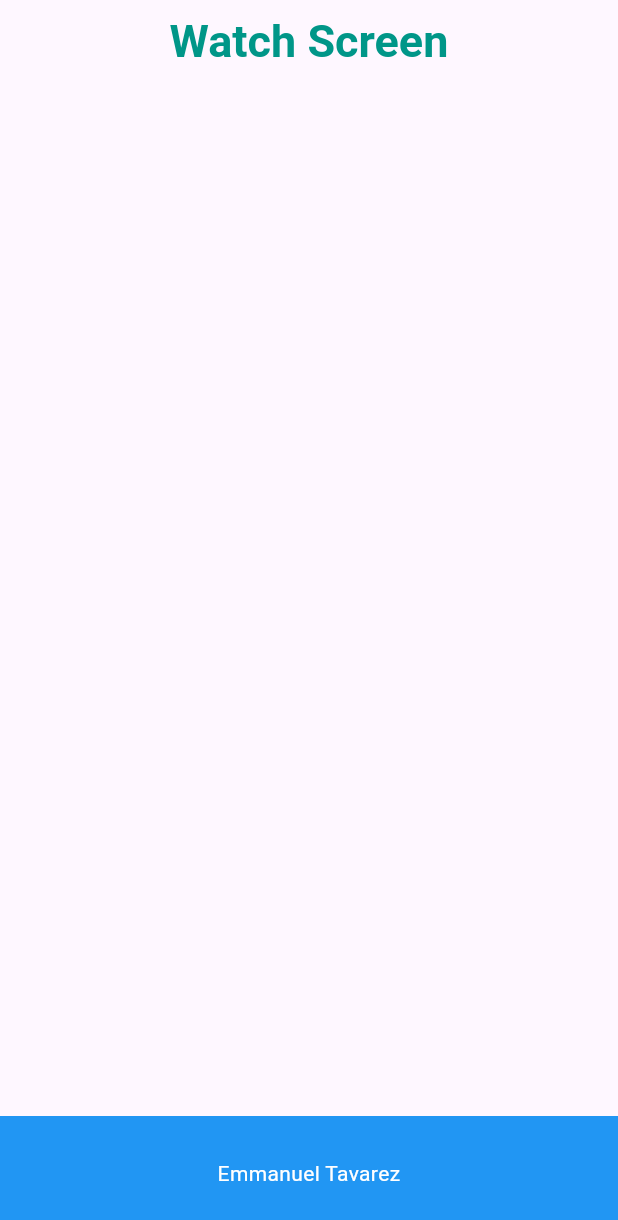
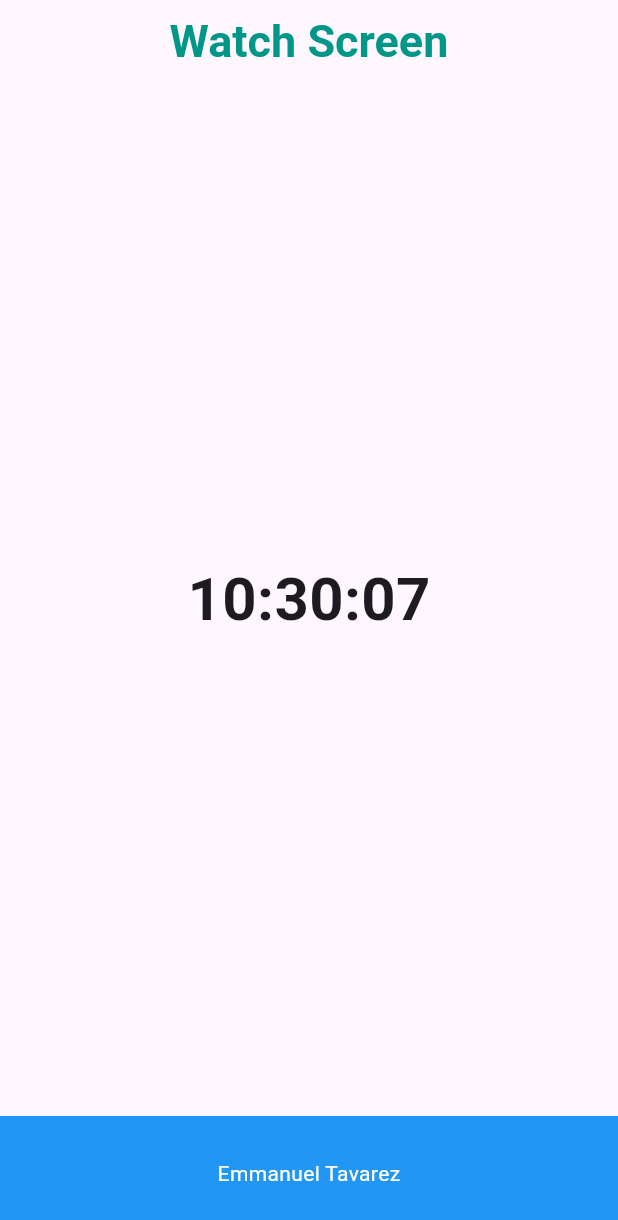
Before and after one commit to etv18/reloj_flutter, a Flutter app: the screen it shows after launch, on a phone screen of 412 x 824 dp. Shown: the top 1220 px of the screen. Run offline on Flutter 3.47's test engine with Material 3 defaults, Android fonts, the light colour scheme and no system bars; our stand-ins replace flutter_bloc.

Commit message:
Clock screen finished

```diff
--- a/lib/controllers/clockCubit/clock_cubit.dart
+++ b/lib/controllers/clockCubit/clock_cubit.dart
@@ -0,0 +1,36 @@
+import 'dart:async';
+import 'package:flutter_bloc/flutter_bloc.dart';
+
+class ClockCubit extends Cubit<DateTime> {
+  Timer? _timer;
+
+  ///Clock is inicialized calling an initial state
+  ///from the parent class DateTime in the super
+  ///constructor as it's been shown below
+  ClockCubit() : super(DateTime.now());
+
+  void startClock() {
+    ///emiting the initial state
+    emit(DateTime.now());
+
+    _timer = Timer.periodic(Duration(seconds: 1), (_) {
+      ///every second the timer will emit the current Time
+      emit(DateTime.now());
+    });
+  }
+
+  String formatTime(DateTime time) {
+    ///This basically will add 0 everytime a hour, min or sec reach a 0 value
+    ///instead of presenting nothing it will add 1 or 2 zeros
+    return "${time.hour.toString().padLeft(2, '0')}:"
+        "${time.minute.toString().padLeft(2, '0')}:"
+        "${time.second.toString().padLeft(2, '0')}";
+  }
+
+  @override
+  Future<void> close() {
+    ///This function will stop the timer when the cubit is closed
+    _timer?.cancel();
+    return super.close();
+  }
+}
--- a/lib/screens/clock_screen.dart
+++ b/lib/screens/clock_screen.dart
@@ -1,4 +1,6 @@
 import 'package:flutter/material.dart';
+import 'package:flutter_bloc/flutter_bloc.dart';
+import 'package:reloj_proyecto/controllers/clockCubit/clock_cubit.dart';
 import 'package:reloj_proyecto/myWidgets/bottom_nav_bar.dart';
 
 class ClockScreen extends StatefulWidget {
@@ -9,6 +11,12 @@ class ClockScreen extends StatefulWidget {
 }
 
 class _ClockScreenState extends State<ClockScreen> {
+  @override
+  void initState() {
+    super.initState();
+    context.read<ClockCubit>().startClock();
+  }
+
   @override
   Widget build(BuildContext context) {
     return Scaffold(
@@ -23,8 +31,15 @@ class _ClockScreenState extends State<ClockScreen> {
         ),
         centerTitle: true,
       ),
-      body: Column(
-        children: [],
+      body: Center(
+        child: BlocBuilder<ClockCubit, DateTime>(
+          builder: (context, currentTime) {
+            return Text(
+              context.read<ClockCubit>().formatTime(currentTime),
+              style: TextStyle(fontSize: 40, fontWeight: FontWeight.bold),
+            );
+          },
+        ),
       ),
       bottomNavigationBar: BottomNavBar(),
     );
--- a/pubspec.yaml
+++ b/pubspec.yaml
@@ -1,6 +1,6 @@
 name: reloj_proyecto
 description: "A new Flutter project."
-publish_to: 'none'
+publish_to: "none"
 version: 0.1.0
 
 environment:
@@ -9,6 +9,8 @@ environment:
 dependencies:
   flutter:
     sdk: flutter
+  flutter_bloc: ^9.1.0
+  http: ^1.3.0
 
 dev_dependencies:
   flutter_test:
```
Also changed, not shown: lib/main.dart (+13 -1 lines), lib/models/repository/time_info.dart (added, +17 -0 lines), pubspec.lock.
